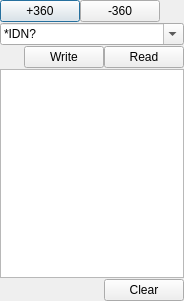
This is source/wnd/ui/deviceconsole.ui in ww4u/megarobostudio as Qt 5 draws it before an edit. The edited form follows.
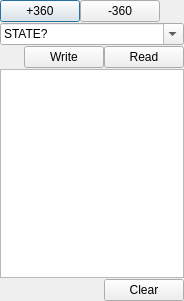
This is the edited form. Icons and pictures are not drawn.

Diff of the .ui file:
```diff
--- a/source/wnd/ui/deviceconsole.ui
+++ b/source/wnd/ui/deviceconsole.ui
@@ -150,6 +150,11 @@
      <property name="editable">
       <bool>true</bool>
      </property>
+     <item>
+      <property name="text">
+       <string>STATE?</string>
+      </property>
+     </item>
      <item>
       <property name="text">
        <string>*IDN?</string>
```
